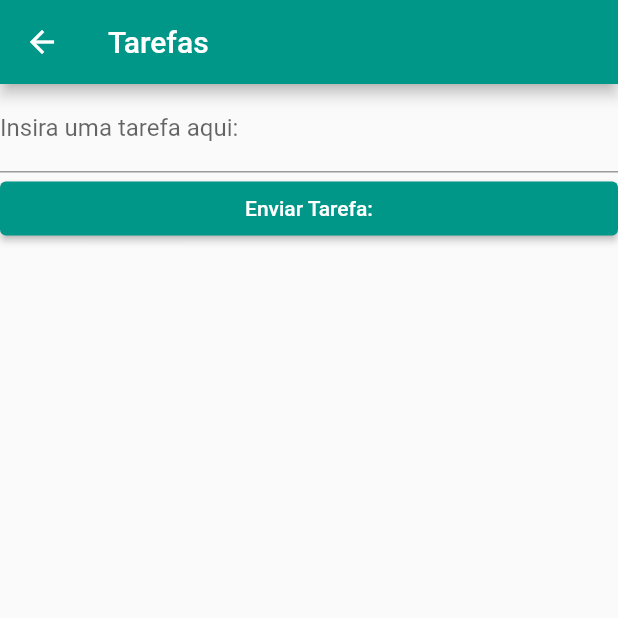
After one commit to Gustavowilker/App_gerenciamento, a Flutter app: the performancePage screen opened by its route, in the side drawer, after a tap on "Tarefas", on a phone screen of 412 x 824 dp, the top half of it. The commit adds this screen. Run offline on Flutter 3.47's test engine with Material 2 defaults, Android fonts, the phone set to English and light mode, and no system bars; our stand-ins replace syncfusion_flutter_charts; network calls fail.

Commit message:
adicionando tela de tarefas do gerente

```diff
--- a/App_gerenciamento/lib/Pages/PagesGerente/performance.dart
+++ b/App_gerenciamento/lib/Pages/PagesGerente/performance.dart
@@ -3,6 +3,8 @@
 import 'package:flutter/material.dart';
 import 'package:flutter_application_1/Pages/PagesGerente/avisoGerentePage.dart';
 import 'package:flutter_application_1/Pages/PagesGerente/page_usuarios.dart';
+import 'package:flutter_application_1/Pages/PagesGerente/tarefas_gerente.dart';
+import 'package:flutter_application_1/Pages/PagesUser/Tarefas_page.dart';
 import 'package:flutter_application_1/Pages/loginPage/loginPage.dart';
 import 'package:syncfusion_flutter_charts/charts.dart';
 
@@ -60,9 +62,14 @@ class _performancePageState extends State<performancePage> {
                   }));
                 },
               ),
-              const ListTile(
+              ListTile(
                 leading: Icon(Icons.app_registration_outlined),
                 title: Text('Tarefas'),
+                onTap: () {
+                  Navigator.push(context, MaterialPageRoute(builder: (context) {
+                    return const TarefasGerente();
+                  }));
+                },
               ),
               ListTile(
                 leading: const Icon(Icons.accessibility_outlined),
--- /dev/null
+++ b/App_gerenciamento/lib/Pages/PagesGerente/tarefas_gerente.dart
@@ -0,0 +1,99 @@
+import 'dart:convert';
+
+import 'package:flutter/material.dart';
+import 'package:http/http.dart' as http;
+
+class TarefasGerente extends StatefulWidget {
+  const TarefasGerente({Key? key}) : super(key: key);
+
+  @override
+  State<TarefasGerente> createState() => _TarefasGerenteState();
+}
+
+class _TarefasGerenteState extends State<TarefasGerente> {
+  @override
+  List<String> listStrings = <String>[];
+  Uri url = Uri.https(
+      'app-gerenciamento-32e98-default-rtdb.firebaseio.com', '/words.json');
+  TextEditingController _controller = TextEditingController();
+  bool _isLoading = false;
+
+  @override
+  Widget build(BuildContext context) {
+    return Scaffold(
+      appBar: AppBar(
+        title: Text('Tarefas'),
+      ),
+      body: Center(
+        child: (_isLoading)
+            ? CircularProgressIndicator()
+            : RefreshIndicator(
+                onRefresh: (() => _getInformationFromBack()),
+                child: ListView(
+                  children: [
+                    TextFormField(
+                      controller: _controller,
+                      decoration:
+                          InputDecoration(labelText: 'Insira uma tarefa aqui:'),
+                      textAlign: TextAlign.center,
+                    ),
+                    ElevatedButton(
+                      onPressed: () => addStringToBack(),
+                      child: Text('Enviar Tarefa:'),
+                    ),
+                    for (String s in listStrings)
+                      Text(
+                        s,
+                        textAlign: TextAlign.center,
+                      )
+                  ],
+                ),
+              ),
+      ),
+    );
+  }
+
+  Future<void> _getInformationFromBack() {
+    return http.get(url).then((response) {
+      Map<String, dynamic> map = json.decode(response.body);
+      listStrings = [];
+      map.forEach((key, value) {
+        setState(() {
+          listStrings.add(map[key]['tarefas']);
+        });
+      });
+    });
+  }
+
+  void addStringToBack() {
+    setState(() {
+      this._isLoading = true;
+    });
+    http
+        .post(
+      url,
+      body: json.encode(
+        {'tarefas': _controller.text},
+      ),
+    )
+        .then((value) {
+      _controller.text = '';
+      _getInformationFromBack().then((value) {
+        setState(() {
+          this._isLoading = false;
+        });
+        _controller.text = '';
+        final snackBar = SnackBar(
+          content: Text('A palavra foi gravada com sucesso!'),
+          action: SnackBarAction(
+            label: 'Dispensar',
+            onPressed: () {
+              ScaffoldMessenger.of(context).hideCurrentSnackBar();
+            },
+          ),
+        );
+        ScaffoldMessenger.of(context).showSnackBar(snackBar);
+      });
+    });
+  }
+}
--- a/App_gerenciamento/lib/data/dummy_users.dart
+++ b/App_gerenciamento/lib/data/dummy_users.dart
@@ -2,7 +2,7 @@
 
 import 'package:flutter_application_1/models/user.dart';
 
-const DUMMY_USERS = {
+  final DUMMY_USERS = {
   '1':  User(
       id: '1',
       name: 'Gustavo',
--- a/App_gerenciamento/lib/models/user.dart
+++ b/App_gerenciamento/lib/models/user.dart
@@ -1,18 +1,44 @@
 class User {
-  final String id;
-  final String name;
-  final String email;
-  final String cpf;
-  final String funcao;
-  final String password;
-  final String avatarUrl;
+  String? name;
+  String? cpf;
+  String? id;
+  String? email;
+  String? password;
+  String? funcao;
+  String? avatarUrl;
+  bool? keepOn;
 
-  const User(
-      {required this.id,
-      required this.name,
-      required this.email,
-      required this.cpf,
-      required this.funcao,
-      required this.password,
-      required this.avatarUrl});
+  User(
+      {this.name,
+      this.cpf,
+      this.id,
+      this.email,
+      this.password,
+      this.funcao,
+      this.avatarUrl,
+      this.keepOn});
+
+  User.fromJson(Map<String, dynamic> json) {
+    name = json['name'];
+    cpf = json['cpf'];
+    id = json['matricula'];
+    email = json['email'];
+    password = json['password'];
+    funcao = json['funcao'];
+    avatarUrl = json['avatarUrl'];
+    keepOn = json['keepOn'];
+  }
+
+  Map<String, dynamic> toJson() {
+    final Map<String, dynamic> data = new Map<String, dynamic>();
+    data['name'] = this.name;
+    data['cpf'] = this.cpf;
+    data['matricula'] = this.id;
+    data['email'] = this.email;
+    data['password'] = this.password;
+    data['funcao'] = this.funcao;
+    data['avatarUrl'] = this.avatarUrl;
+    data['keepOn'] = this.keepOn;
+    return data;
+  }
 }
--- a/App_gerenciamento/lib/provider/users.dart
+++ b/App_gerenciamento/lib/provider/users.dart
@@ -25,9 +25,9 @@ class Users with ChangeNotifier {
     }
 
     if (user.id != null &&
-        user.id.trim().isNotEmpty &&
+        user.id.toString().trim().isNotEmpty &&
         _itens.containsKey(user.id)) {
-      _itens.update(user.id, (_) => user);
+      _itens.update(user.id.toString(), (_) => user);
       notifyListeners();
     } else {
       _itens.putIfAbsent(
--- a/App_gerenciamento/pubspec.yaml
+++ b/App_gerenciamento/pubspec.yaml
@@ -64,6 +64,10 @@ flutter:
   assets:
    - assets/imagens/LOGO-HORIZONTAL-01.png
    - assets/imagens/papelParede_login.jpg
+   - assets/imagens/icon_gustavo.png
+   - assets/imagens/icon_leonardo.png
+   - assets/imagens/icon_guilherme.png
+   - assets/imagens/icon_mary.png
 
   # An image asset can refer to one or more resolution-specific "variants", see
   # https://flutter.dev/assets-and-images/#resolution-aware.
```
Also changed, not shown: App_gerenciamento/lib/Pages/loginPage/cadastre.dart (+9 -9 lines), App_gerenciamento/lib/Pages/loginPage/loginPage.dart (+8 -2 lines), App_gerenciamento/lib/componets/user_tile.dart (+5 -4 lines), App_gerenciamento/assets/imagens/icon_guilherme.png (added), App_gerenciamento/assets/imagens/icon_gustavo.png (added), App_gerenciamento/assets/imagens/icon_leonardo.png (added), App_gerenciamento/assets/imagens/icon_mary.png (added).
